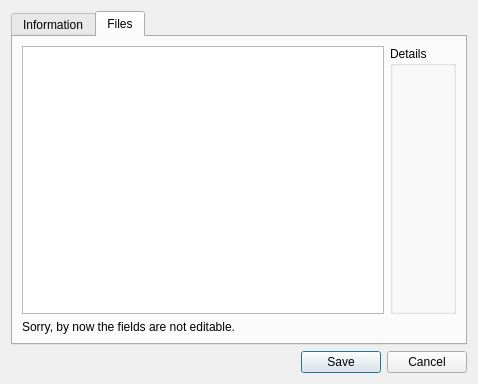
arielvb/collector, file ui/designer/properties.ui: the form before one commit.
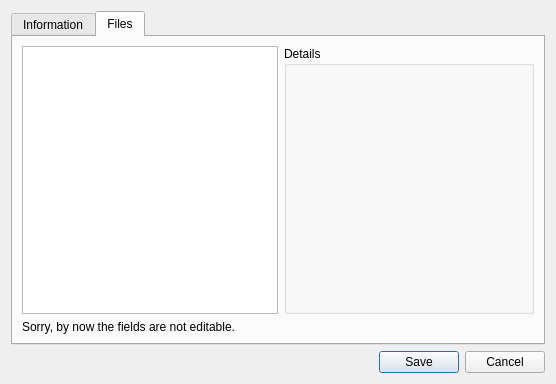
The form after the commit. The open tabs and pages were chosen to show the change.

Commit message: Show field details

What changed in the file:
```diff
--- a/ui/designer/properties.ui
+++ b/ui/designer/properties.ui
@@ -102,18 +102,36 @@
        <item>
         <layout class="QHBoxLayout" name="horizontalLayout_2">
          <item>
-          <widget class="QListWidget" name="fieldsList"/>
+          <widget class="QListWidget" name="fieldsList">
+           <property name="sizePolicy">
+            <sizepolicy hsizetype="Fixed" vsizetype="Expanding">
+             <horstretch>0</horstretch>
+             <verstretch>0</verstretch>
+            </sizepolicy>
+           </property>
+          </widget>
          </item>
          <item>
-          <widget class="QGroupBox" name="groupBox">
+          <widget class="QGroupBox" name="box_details">
+           <property name="enabled">
+            <bool>true</bool>
+           </property>
+           <property name="sizePolicy">
+            <sizepolicy hsizetype="Expanding" vsizetype="Expanding">
+             <horstretch>0</horstretch>
+             <verstretch>0</verstretch>
+            </sizepolicy>
+           </property>
+           <property name="minimumSize">
+            <size>
+             <width>250</width>
+             <height>0</height>
+            </size>
+           </property>
            <property name="title">
             <string>Details</string>
            </property>
-           <layout class="QFormLayout" name="formLayout">
-            <property name="fieldGrowthPolicy">
-             <enum>QFormLayout::FieldsStayAtSizeHint</enum>
-            </property>
-           </layout>
+           <layout class="QVBoxLayout" name="verticalLayout_3"/>
           </widget>
          </item>
         </layout>
```
The commit also changes 5 other files.
